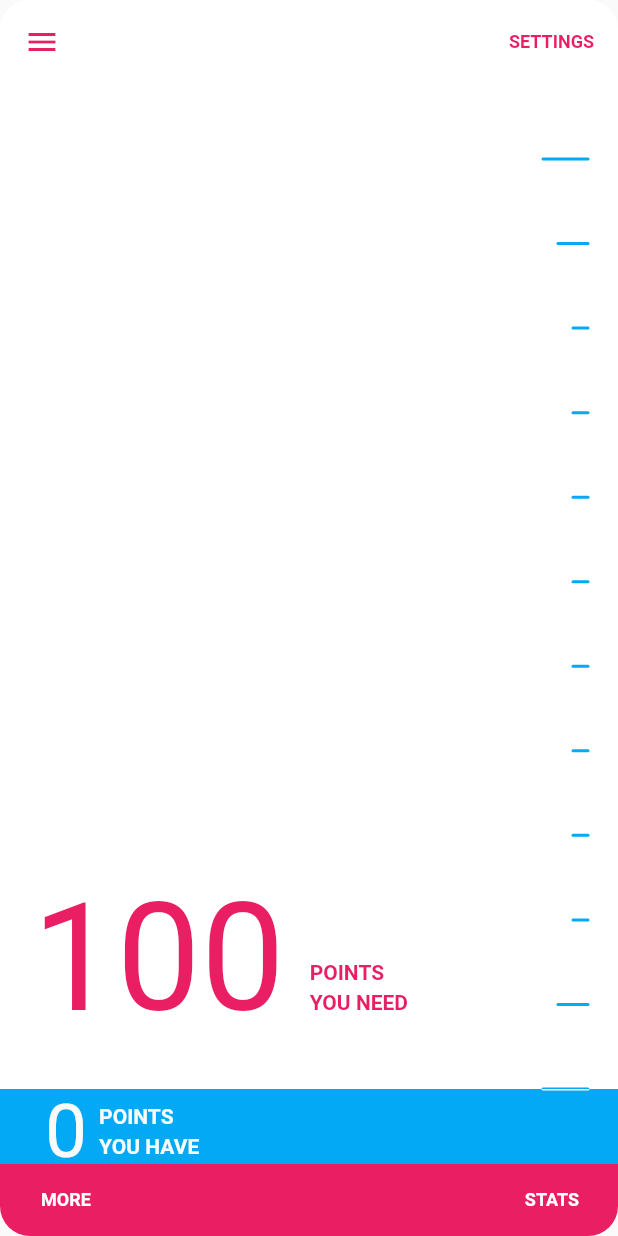
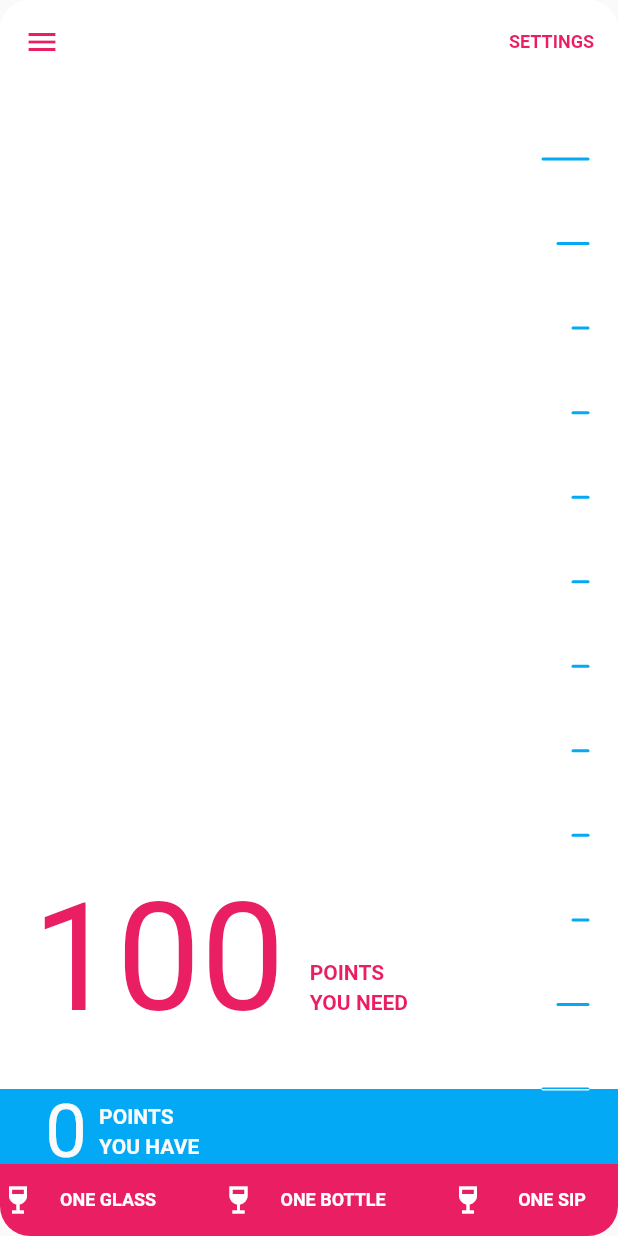
Before and after one commit to recepozturk53/water_reminder, a Flutter app: the screen it shows after launch, on a phone screen of 412 x 824 dp. Run offline on Flutter 3.47's test engine with Material 2 defaults, Android fonts, the phone set to English and light mode, and no system bars.

Commit message:
one glass bottle and sip choices add

```diff
--- a/lib/pages/main_page.dart
+++ b/lib/pages/main_page.dart
@@ -13,12 +13,30 @@ class MainPage extends StatefulWidget {
 class _MainPageState extends State<MainPage> with TickerProviderStateMixin {
   SpringySliderController? sliderController;
   _buildTextButton(String title, bool isOnLight) {
-    return FlatButton(
+    return Row(
+      children: [
+        Icon(
+          Icons.wine_bar,
+          color: Colors.white,
+        ),
+        FlatButton(
           padding: const EdgeInsets.symmetric(horizontal: 16.0, vertical: 10.0),
           onPressed: () {
+            if (title.contains("bottle")) {
+              if ((sliderController?.sliderValue ?? 0) < 0.70) {
+                sliderController?.sliderValue =
+                    (sliderController?.sliderValue ?? 0) + 0.30;
+              }
+            } else if (title.contains("glass")) {
+              if ((sliderController?.sliderValue ?? 0) < 0.85) {
+                sliderController?.sliderValue =
+                    (sliderController?.sliderValue ?? 0) + 0.15;
+              }
+            } else if (title.contains("sip")) {
               if ((sliderController?.sliderValue ?? 0) < 1.00) {
                 sliderController?.sliderValue =
                     (sliderController?.sliderValue ?? 0) + 0.01;
+              }
             }
           },
           child: Text(title.toUpperCase(),
@@ -26,6 +44,8 @@ class _MainPageState extends State<MainPage> with TickerProviderStateMixin {
                   fontSize: 12.0,
                   fontWeight: FontWeight.bold,
                   color: isOnLight ? Colors.pink : Colors.white)),
+        ),
+      ],
     );
   }
 
@@ -81,8 +101,9 @@ class _MainPageState extends State<MainPage> with TickerProviderStateMixin {
                         child: Row(
                           mainAxisAlignment: MainAxisAlignment.spaceBetween,
                           children: <Widget>[
-                            _buildTextButton("More", false),
-                            _buildTextButton("Stats", false)
+                            _buildTextButton("One glass", false),
+                            _buildTextButton("One bottle", false),
+                            _buildTextButton("One sip", false)
                           ],
                         ),
                       )
@@ -92,6 +113,6 @@ class _MainPageState extends State<MainPage> with TickerProviderStateMixin {
               ),
             ),
           )
-        : Scaffold(body: SafeArea(child: const CircularProgressIndicator()));
+        : const Scaffold(body: SafeArea(child: CircularProgressIndicator()));
   }
 }
--- a/lib/widgets/springy_slider/slider_marks.dart
+++ b/lib/widgets/springy_slider/slider_marks.dart
@@ -20,7 +20,7 @@ class SliderMarks extends StatelessWidget {
   @override
   Widget build(BuildContext context) {
     return CustomPaint(
-      painter: new SliderMarksPainter(
+      painter: SliderMarksPainter(
         markCount: markCount,
         markColor: markColor!,
         backgroundColor: backgroundColor!,
@@ -56,12 +56,12 @@ class SliderMarksPainter extends CustomPainter {
     this.paddingTop,
     this.paddingBottom,
     this.paddingRight,
-  })  : markPaint = new Paint()
+  })  : markPaint = Paint()
           ..color = markColor
           ..strokeWidth = markThickness
           ..style = PaintingStyle.stroke
           ..strokeCap = StrokeCap.round,
-        backgroundPaint = new Paint()
+        backgroundPaint = Paint()
           ..color = backgroundColor
           ..style = PaintingStyle.fill;
 
@@ -91,8 +91,8 @@ class SliderMarksPainter extends CustomPainter {
       final markY = i * gap + paddingTop!;
 
       canvas.drawLine(
-        new Offset(size.width - paddingRight! - markWidth!, markY),
-        new Offset(size.width - paddingRight!, markY),
+        Offset(size.width - paddingRight! - markWidth!, markY),
+        Offset(size.width - paddingRight!, markY),
         markPaint,
       );
     }
```
Lines whose indentation alone changed are shown as unchanged.
